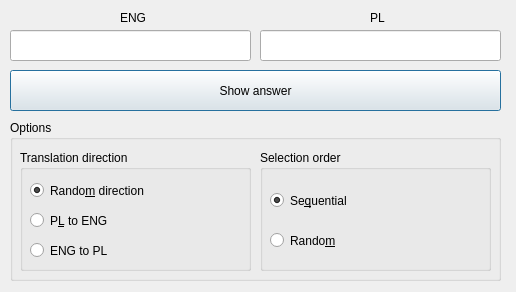
Above: wordsteacher.ui from edyp87/eng before the change. Below: the same form after it.
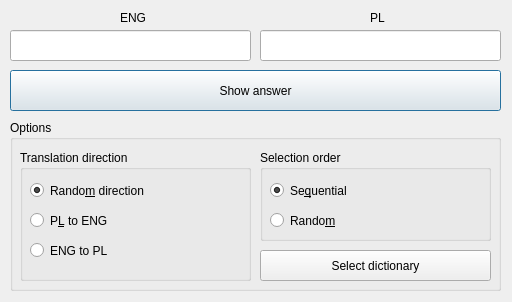
That is the form after the change. Icons and pictures are not drawn.

Commit message: Added possibility to select different dictionary.

Patch:
```diff
--- a/wordsteacher.ui
+++ b/wordsteacher.ui
@@ -6,8 +6,8 @@
    <rect>
     <x>0</x>
     <y>0</y>
-    <width>516</width>
-    <height>292</height>
+    <width>512</width>
+    <height>302</height>
    </rect>
   </property>
   <property name="windowTitle">
@@ -104,7 +104,7 @@
       <x>10</x>
       <y>120</y>
       <width>491</width>
-      <height>161</height>
+      <height>171</height>
      </rect>
     </property>
     <property name="title">
@@ -116,7 +116,7 @@
        <x>10</x>
        <y>30</y>
        <width>231</width>
-       <height>121</height>
+       <height>131</height>
       </rect>
      </property>
      <property name="title">
@@ -171,7 +171,7 @@
        <x>250</x>
        <y>30</y>
        <width>231</width>
-       <height>121</height>
+       <height>91</height>
       </rect>
      </property>
      <property name="title">
@@ -184,7 +184,7 @@
       <property name="geometry">
        <rect>
         <x>10</x>
-        <y>80</y>
+        <y>60</y>
         <width>131</width>
         <height>21</height>
        </rect>
@@ -206,7 +206,7 @@
       <property name="geometry">
        <rect>
         <x>10</x>
-        <y>40</y>
+        <y>30</y>
         <width>133</width>
         <height>21</height>
        </rect>
@@ -222,6 +222,19 @@
       </property>
      </widget>
     </widget>
+    <widget class="QPushButton" name="readNewFileButton">
+     <property name="geometry">
+      <rect>
+       <x>250</x>
+       <y>130</y>
+       <width>231</width>
+       <height>31</height>
+      </rect>
+     </property>
+     <property name="text">
+      <string>Select dictionary</string>
+     </property>
+    </widget>
    </widget>
   </widget>
  </widget>
```
The commit also changes 5 other files.
